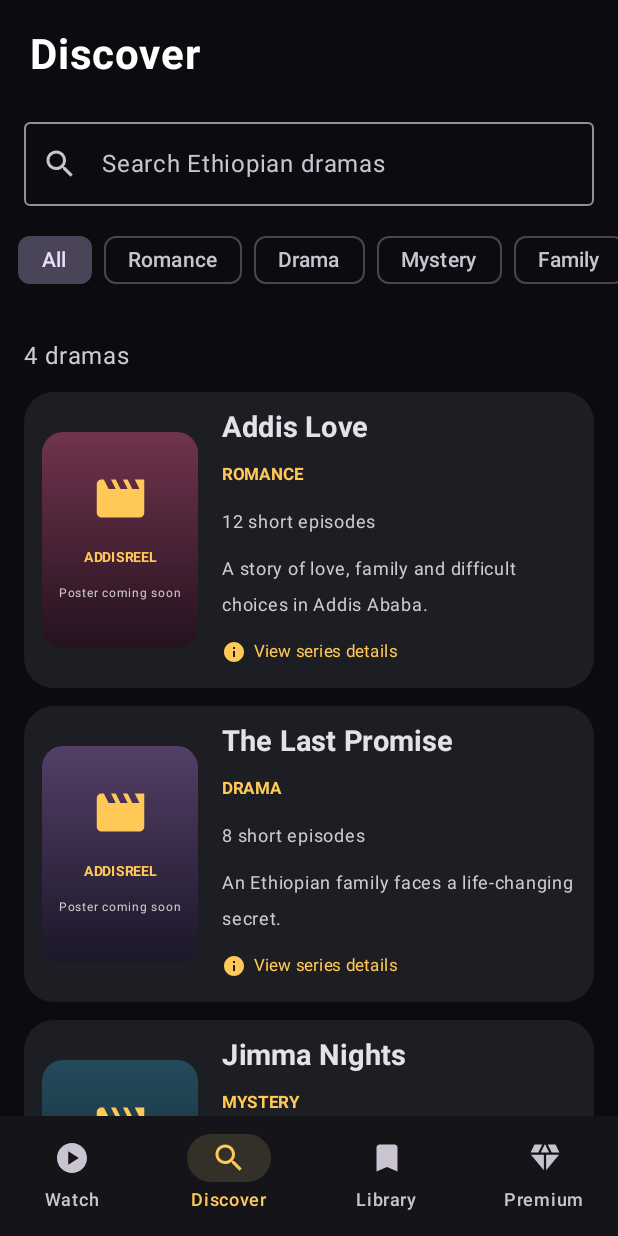
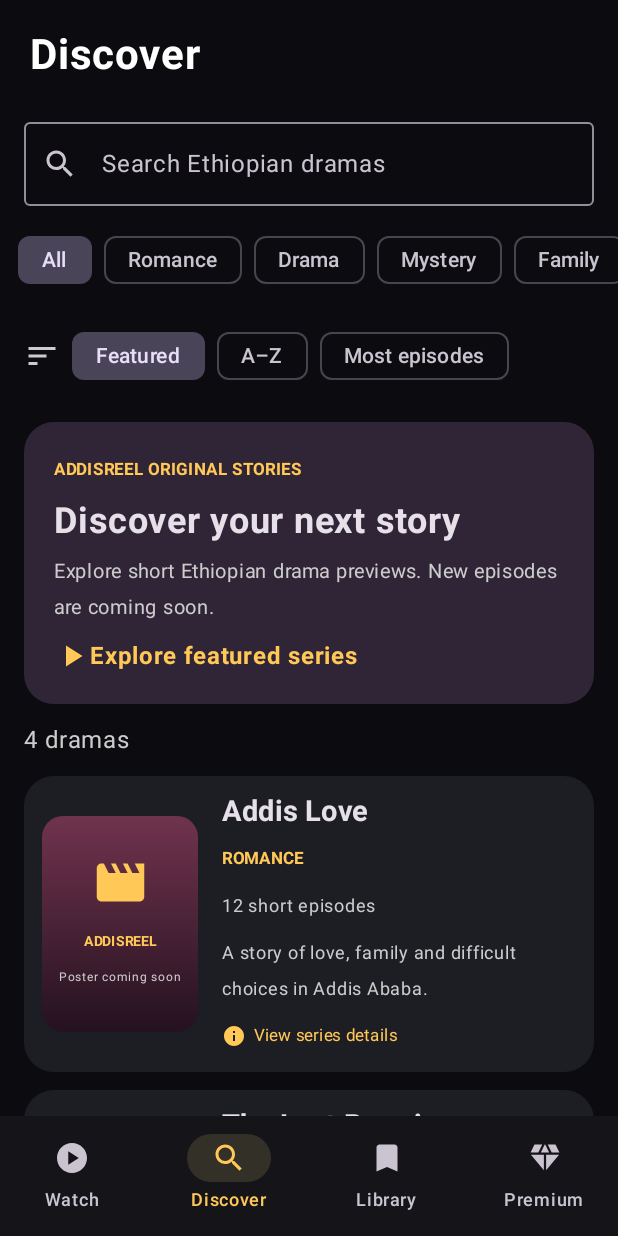
Before and after one commit to MahirG/AddisReel, an Android app built with Jetpack Compose: the screen it shows after launch (MainActivity), item 2 of the bottom bar chosen, on a phone screen of 412 x 824 dp. Run offline under Robolectric (Android 15) with nearby library versions, the phone set to English and light mode, and no system bars.

Commit message:
feat: Discover featured banner and interactive catalog sorting

```diff
--- a/app/src/main/java/et/addisreel/app/MainActivity.kt
+++ b/app/src/main/java/et/addisreel/app/MainActivity.kt
@@ -59,6 +59,7 @@ private fun AddisReelApp() {
     var showEpisodes by remember { mutableStateOf(false) }
     var discoverQuery by remember { mutableStateOf("") }
     var discoverGenre by remember { mutableStateOf("All") }
+    var discoverSort by remember { mutableStateOf("Featured") }
     var detailDrama by remember { mutableStateOf<Drama?>(null) }
     var selected by remember { mutableStateOf(catalog.first()) }
     var episode by remember { mutableIntStateOf(preferences.getInt("episode_" + selected.title, 1)) }
@@ -202,12 +203,17 @@ private fun AddisReelApp() {
                     1 -> {
                         Header("Discover")
                         val genres = remember { listOf("All") + catalog.map { it.genre }.distinct() }
-                        val filtered = catalog.filter { drama ->
+                        val matches = catalog.filter { drama ->
                             (discoverGenre == "All" || drama.genre == discoverGenre) &&
                                 (discoverQuery.isBlank() ||
                                     drama.title.contains(discoverQuery.trim(), ignoreCase = true) ||
                                     drama.genre.contains(discoverQuery.trim(), ignoreCase = true) ||
                                     drama.description.contains(discoverQuery.trim(), ignoreCase = true))
+                        }
+                        val filtered = when (discoverSort) {
+                            "A–Z" -> matches.sortedBy { it.title }
+                            "Most episodes" -> matches.sortedByDescending { it.episodes }
+                            else -> matches
                         }
                         Column(Modifier.fillMaxSize()) {
                             OutlinedTextField(
@@ -237,10 +243,45 @@ private fun AddisReelApp() {
                                     )
                                 }
                             }
+                            Row(
+                                Modifier.fillMaxWidth().horizontalScroll(rememberScrollState())
+                                    .padding(horizontal = 16.dp, vertical = 4.dp),
+                                verticalAlignment = Alignment.CenterVertically,
+                                horizontalArrangement = Arrangement.spacedBy(8.dp)
+                            ) {
+                                Icon(Icons.Default.Sort, contentDescription = null, tint = Color.LightGray)
+                                listOf("Featured", "A–Z", "Most episodes").forEach { sort ->
+                                    FilterChip(
+                                        selected = discoverSort == sort,
+                                        onClick = { discoverSort = sort },
+                                        label = { Text(sort) }
+                                    )
+                                }
+                            }
                             LazyColumn(
                                 contentPadding = PaddingValues(16.dp),
                                 verticalArrangement = Arrangement.spacedBy(12.dp)
                             ) {
+                                if (discoverQuery.isBlank() && discoverGenre == "All") {
+                                    item {
+                                        Card(
+                                            onClick = { detailDrama = catalog.first() },
+                                            modifier = Modifier.fillMaxWidth(),
+                                            shape = RoundedCornerShape(20.dp),
+                                            colors = CardDefaults.cardColors(containerColor = Color(0xFF302536))
+                                        ) {
+                                            Column(Modifier.padding(20.dp), verticalArrangement = Arrangement.spacedBy(8.dp)) {
+                                                Text("ADDISREEL ORIGINAL STORIES", color = Gold, fontSize = 11.sp, fontWeight = FontWeight.Bold)
+                                                Text("Discover your next story", fontSize = 24.sp, fontWeight = FontWeight.Bold)
+                                                Text("Explore short Ethiopian drama previews. New episodes are coming soon.", color = Color.LightGray, fontSize = 13.sp)
+                                                Row(verticalAlignment = Alignment.CenterVertically) {
+                                                    Icon(Icons.Default.PlayArrow, contentDescription = null, tint = Gold)
+                                                    Text("Explore featured series", color = Gold, fontWeight = FontWeight.Bold)
+                                                }
+                                            }
+                                        }
+                                    }
+                                }
                                 item { Text("${filtered.size} dramas", color = Color.LightGray) }
                                 if (filtered.isEmpty()) {
                                     item {
```
